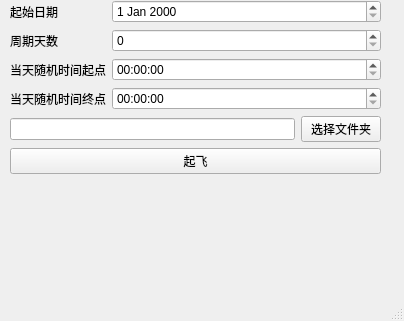
First picture: the form in GUI/untitled.ui, repository dan6886/cq_python_tool, before the edit.
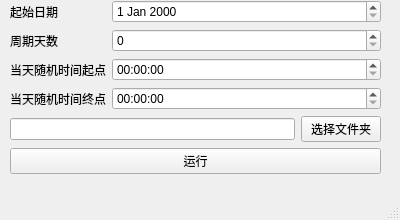
Second picture: the form after the edit.

Commit message: 尺寸固定

The edit to the form file:
```diff
--- a/GUI/untitled.ui
+++ b/GUI/untitled.ui
@@ -6,8 +6,8 @@
    <rect>
     <x>0</x>
     <y>0</y>
-    <width>404</width>
-    <height>321</height>
+    <width>400</width>
+    <height>220</height>
    </rect>
   </property>
   <property name="windowTitle">
@@ -92,7 +92,7 @@
      <item row="5" column="0" colspan="2">
       <widget class="QPushButton" name="run">
        <property name="text">
-        <string>起飞</string>
+        <string>运行</string>
        </property>
       </widget>
      </item>
```
Left out of the diff: 4 changed lines with no effect on the pictures. The commit also changes 1 other file.
